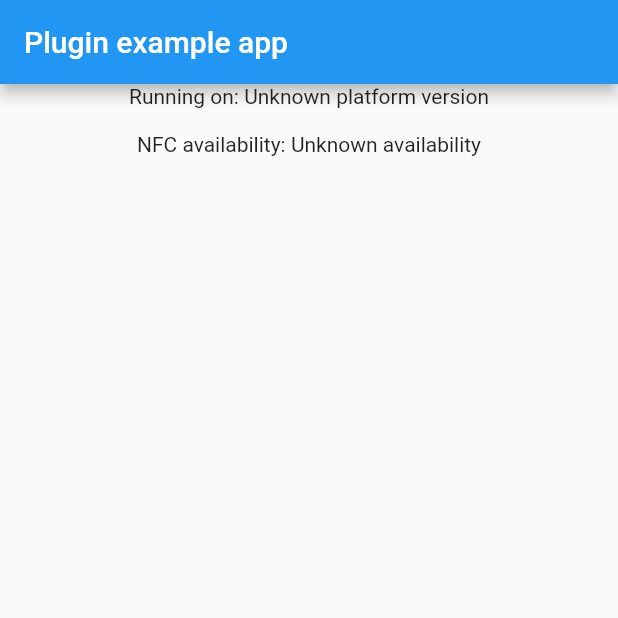
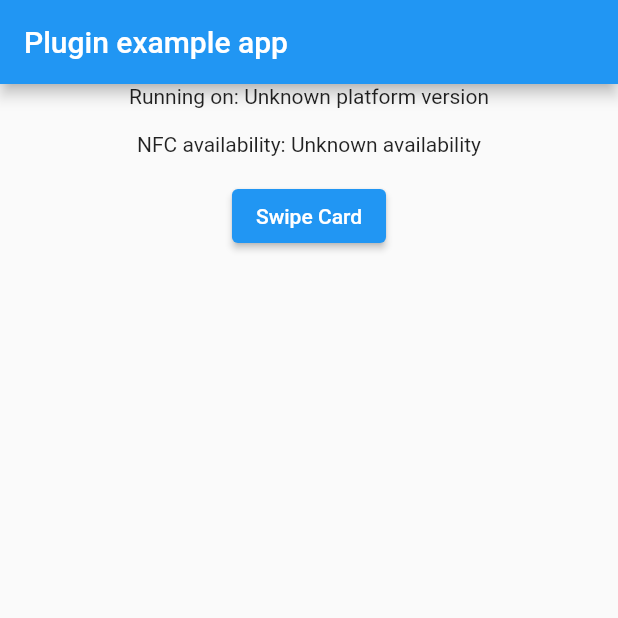
Before and after one commit to lyon-zas/nerpays_flutter_sdk, a Flutter app: the screen it shows after launch, on a phone screen of 412 x 824 dp, the top half of it. Run offline on Flutter 3.47's test engine with Material 2 defaults, Android fonts, the phone set to English and light mode, and no system bars; our stand-ins replace plugin_platform_interface.

Commit message:
flutter call and example UI

```diff
--- a/example/lib/main.dart
+++ b/example/lib/main.dart
@@ -3,6 +3,7 @@ import 'dart:async';
 
 import 'package:flutter/services.dart';
 import 'package:nearpays_flutter_sdk/nearpays_flutter_sdk.dart';
+import 'package:nearpays_flutter_sdk/nearpays_flutter_sdk_method_channel.dart';
 
 void main() {
   runApp(const MyApp());
@@ -19,6 +20,7 @@ class _MyAppState extends State<MyApp> {
   String _platformVersion = 'Unknown';
   String _isNfcAvailable = 'Unknown';
   final _nearpaysFlutterSdkPlugin = NearpaysFlutterSdk();
+  final _nearpaysFlutterSdkMethodChannel = MethodChannelNearpaysFlutterSdk();
 
   @override
   void initState() {
@@ -65,6 +67,12 @@ class _MyAppState extends State<MyApp> {
             children: [
               Text('Running on: $_platformVersion\n'),
               Text('NFC availability: $_isNfcAvailable\n'),
+              ElevatedButton(
+                onPressed: () {
+                  _nearpaysFlutterSdkMethodChannel.swipeCard();
+                },
+                child: Text('Swipe Card'),
+              )
             ],
           ),
         ),
```
